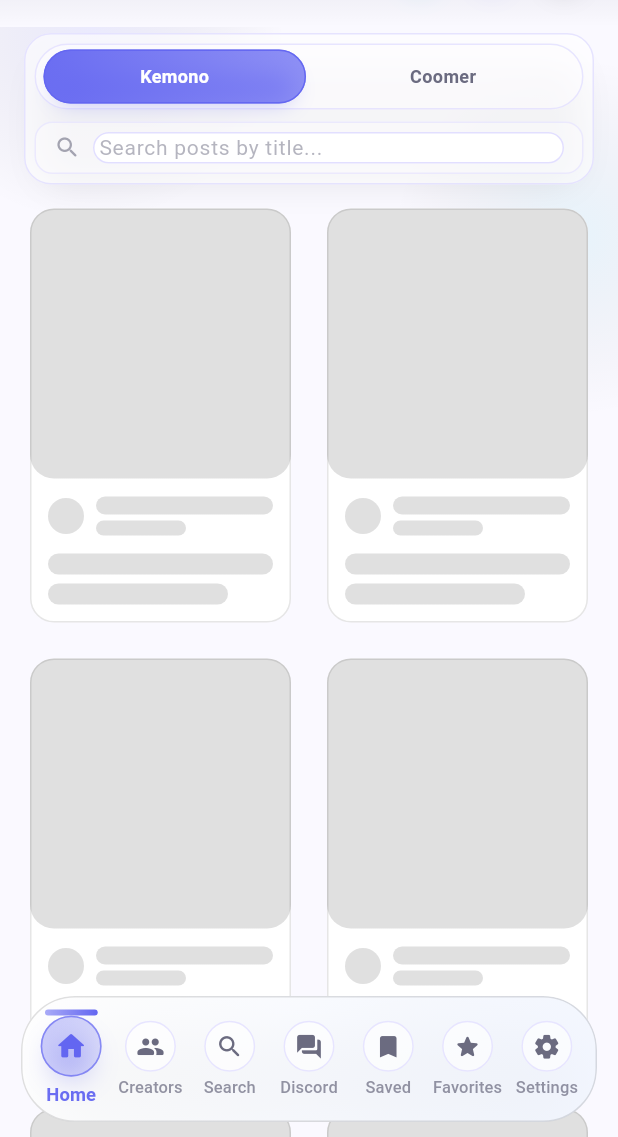
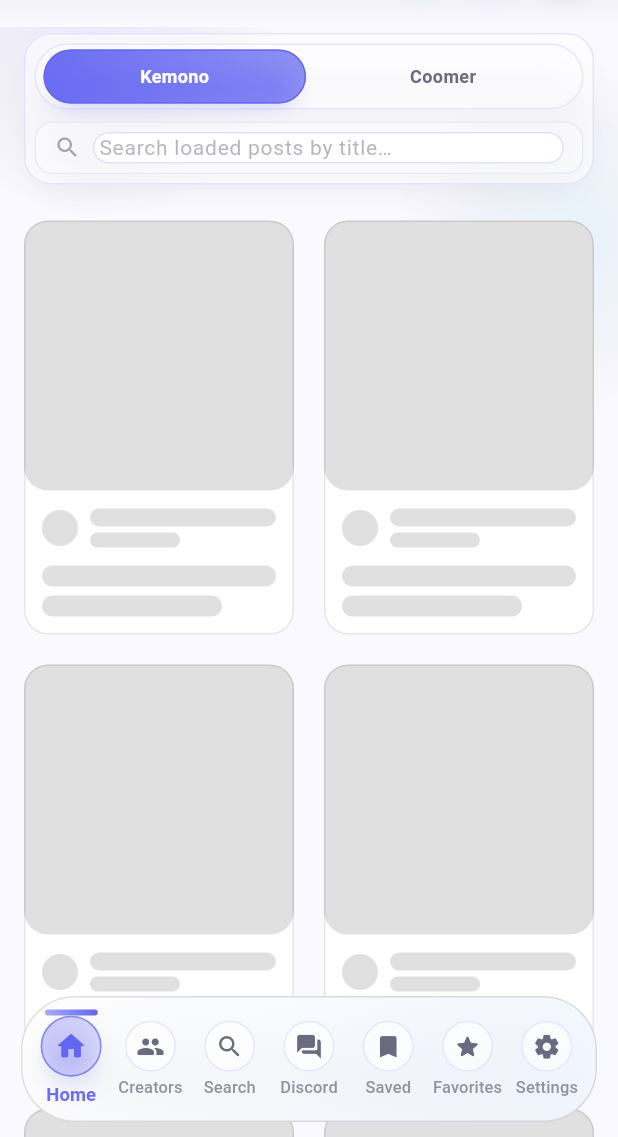
Before and after one commit to IR2816/K-C-Gallery-Viewer-CoMake, a Flutter app: the screen it shows after launch, on a phone screen of 412 x 824 dp, the part 99-1236 px from its top. Run offline on Flutter 3.47's test engine with Material 3 defaults, Android fonts, the phone set to English and light mode, and no system bars; our stand-ins replace audioplayers, cached_network_image, chewie, dio, firebase_core, firebase_crashlytics and 7 more; missing offline and left inert: flutter_custom_tabs, flutter_inappwebview; accounts and stored records are empty; network calls fail.

Commit message:
Fix visual clutter, improve spacing for multiple columns

```diff
--- a/lib/presentation/screens/latest_posts_screen.dart
+++ b/lib/presentation/screens/latest_posts_screen.dart
@@ -51,6 +51,9 @@ class _LatestPostsScreenState extends State<LatestPostsScreen>
   late FocusNode _postSearchFocusNode;
   Timer? _postSearchDebounce;
 
+  // UI state
+  bool _isRecentlyViewedExpanded = true; // Collapsible section state
+
   // Memory management simplified (Image cache naturally manages its own memory)
   @override
   bool get wantKeepAlive => _posts.length < 100; // Limit keep alive to prevent memory bloat
@@ -477,7 +480,7 @@ class _LatestPostsScreenState extends State<LatestPostsScreen>
               children: [
                 _buildFilterInfoBar(),
                 _buildRecentCreatorsCarousel(),
-                if (_posts.isNotEmpty && !_isLoading) _buildStoriesRow(),
+                // Stories row removed to reduce clutter (Recently Viewed handles creator browsing)
                 Expanded(
                   child: _isSwitchingSource
                       ? _buildSwitchingSourceIndicator()
@@ -775,7 +778,7 @@ class _LatestPostsScreenState extends State<LatestPostsScreen>
                 });
               },
               decoration: InputDecoration(
-                hintText: 'Search posts by title...',
+                hintText: 'Search loaded posts by title…',
                 border: InputBorder.none,
                 contentPadding: EdgeInsets.zero,
                 isDense: true,
@@ -900,9 +903,20 @@ class _LatestPostsScreenState extends State<LatestPostsScreen>
           child: Column(
             crossAxisAlignment: CrossAxisAlignment.start,
             children: [
-              Padding(
-                padding: const EdgeInsets.symmetric(horizontal: 16, vertical: 4),
+              // Header with collapse button
+              GestureDetector(
+                onTap: () {
+                  setState(() {
+                    _isRecentlyViewedExpanded = !_isRecentlyViewedExpanded;
+                  });
+                },
+                child: Padding(
+                  padding:
+                      const EdgeInsets.symmetric(horizontal: 16, vertical: 8),
                   child: Row(
+                    mainAxisAlignment: MainAxisAlignment.spaceBetween,
+                    children: [
+                      Row(
                         children: [
                           const Icon(
                             Icons.history_rounded,
@@ -921,8 +935,27 @@ class _LatestPostsScreenState extends State<LatestPostsScreen>
                           ),
                         ],
                       ),
-              ),
-              SizedBox(
+                      AnimatedRotation(
+                        turns: _isRecentlyViewedExpanded ? 0 : 0.5,
+                        duration: const Duration(milliseconds: 250),
+                        child: Icon(
+                          Icons.expand_less_rounded,
+                          size: 18,
+                          color:
+                              AppTheme.getSecondaryTextColor(context)
+                                  .withValues(alpha: 0.6),
+                        ),
+                      ),
+                    ],
+                  ),
+                ),
+              ),
+              // Collapsible content
+              AnimatedSize(
+                duration: const Duration(milliseconds: 250),
+                alignment: Alignment.topCenter,
+                child: _isRecentlyViewedExpanded
+                    ? SizedBox(
                         height: 90,
                         child: ListView.builder(
                           scrollDirection: Axis.horizontal,
@@ -936,11 +969,14 @@ class _LatestPostsScreenState extends State<LatestPostsScreen>
                             );
                           },
                         ),
+                      )
+                    : const SizedBox.shrink(),
               ),
               Divider(
                 height: 8,
                 thickness: 0.5,
-                color: AppTheme.getBorderColor(context).withValues(alpha: 0.4),
+                color:
+                    AppTheme.getBorderColor(context).withValues(alpha: 0.4),
               ),
             ],
           ),
@@ -1331,12 +1367,12 @@ class _LatestPostsScreenState extends State<LatestPostsScreen>
       return MasonryGridView.builder(
         padding: isSingleColumn
             ? const EdgeInsets.symmetric(vertical: 4)
-            : const EdgeInsets.fromLTRB(16, 4, 16, 4),
+            : const EdgeInsets.fromLTRB(12, 12, 12, 12),
         gridDelegate: SliverSimpleGridDelegateWithFixedCrossAxisCount(
           crossAxisCount: columnCount,
         ),
-        mainAxisSpacing: isSingleColumn ? 32 : 16,
-        crossAxisSpacing: isSingleColumn ? 0 : 16,
+        mainAxisSpacing: isSingleColumn ? 32 : 12,
+        crossAxisSpacing: isSingleColumn ? 0 : 12,
         itemCount: 6, // Show 6 skeleton items
         itemBuilder: (context, index) => const PostGridSkeleton(),
       );
@@ -1363,12 +1399,12 @@ class _LatestPostsScreenState extends State<LatestPostsScreen>
       return MasonryGridView.builder(
         padding: isSingleColumn
             ? const EdgeInsets.symmetric(vertical: 4)
-            : const EdgeInsets.fromLTRB(16, 4, 16, 4),
+            : const EdgeInsets.fromLTRB(12, 12, 12, 12),
         gridDelegate: SliverSimpleGridDelegateWithFixedCrossAxisCount(
           crossAxisCount: columnCount,
         ),
-        mainAxisSpacing: isSingleColumn ? 32 : 16,
-        crossAxisSpacing: isSingleColumn ? 0 : 16,
+        mainAxisSpacing: isSingleColumn ? 32 : 12,
+        crossAxisSpacing: isSingleColumn ? 0 : 12,
         itemCount: 6, // Show 6 skeleton items
         itemBuilder: (context, index) => const PostGridSkeleton(),
       );
@@ -1378,12 +1414,12 @@ class _LatestPostsScreenState extends State<LatestPostsScreen>
       controller: _scrollController,
       padding: isSingleColumn
             ? const EdgeInsets.symmetric(vertical: 12)
-            : const EdgeInsets.fromLTRB(16, 4, 16, 4),
+            : const EdgeInsets.fromLTRB(12, 12, 12, 12),
       gridDelegate: SliverSimpleGridDelegateWithFixedCrossAxisCount(
         crossAxisCount: columnCount,
       ),
-      mainAxisSpacing: isSingleColumn ? 32 : 16,
-      crossAxisSpacing: isSingleColumn ? 0 : 16,
+      mainAxisSpacing: isSingleColumn ? 32 : 12,
+      crossAxisSpacing: isSingleColumn ? 0 : 12,
       addAutomaticKeepAlives: false,
       itemCount: pagePosts.length,
       itemBuilder: (context, index) {
```
Lines whose indentation alone changed are shown as unchanged.
